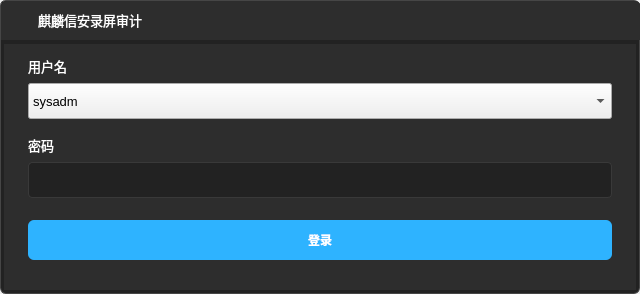
Before: the Qt Designer form src/ui/ks-vaudit-audit/src/login.ui in openeuler-mirror/ks-vaudit, drawn with Qt 5.
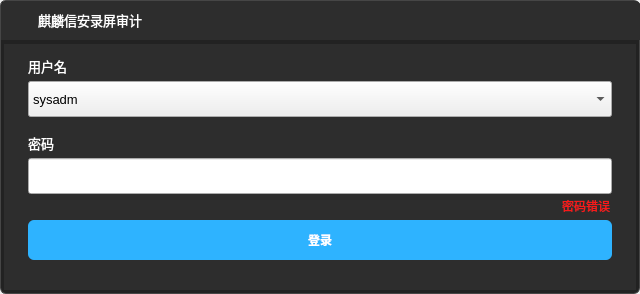
After: the same form once the commit is applied. Icons and pictures are not drawn.

```diff
--- a/src/ui/ks-vaudit-audit/src/login.ui
+++ b/src/ui/ks-vaudit-audit/src/login.ui
@@ -127,7 +127,7 @@
      <property name="geometry">
       <rect>
        <x>24</x>
-       <y>91</y>
+       <y>89</y>
        <width>61</width>
        <height>20</height>
       </rect>
@@ -158,22 +158,33 @@
      <property name="geometry">
       <rect>
        <x>24</x>
-       <y>118</y>
+       <y>114</y>
        <width>584</width>
        <height>36</height>
       </rect>
      </property>
      <property name="styleSheet">
-      <string notr="true">QLineEdit{
+      <string notr="true">QLineEdit#passwdEdit[isError=&quot;false&quot;]{
 background-color:rgb(34,34,34);
 border: 1px solid #393939;
 border-radius:4px;
 color:#fff;
 padding-left:10px;
+padding-right:10px;
 font-size:13px;
 }
 
-QLineEdit:hover{
+QLineEdit#passwdEdit[isError=&quot;true&quot;]{
+background-color:rgb(34,34,34);
+border: 1px solid #fa4949;
+border-radius:4px;
+color:#fff;
+padding-left:10px;
+padding-right:10px;
+font-size:13px;
+}
+
+QLineEdit#passwdEdit:hover{
 background-color:rgb(34,34,34);
 border: 1px solid #2eb3ff;
 border-radius:4px;
@@ -190,7 +201,7 @@
      <property name="geometry">
       <rect>
        <x>24</x>
-       <y>39</y>
+       <y>37</y>
        <width>584</width>
        <height>36</height>
       </rect>
@@ -225,6 +236,39 @@
       </property>
      </item>
     </widget>
+    <widget class="QLabel" name="label_3">
+     <property name="geometry">
+      <rect>
+       <x>545</x>
+       <y>153</y>
+       <width>61</width>
+       <height>20</height>
+      </rect>
+     </property>
+     <property name="font">
+      <font>
+       <family>Sans Serif</family>
+       <pointsize>9</pointsize>
+      </font>
+     </property>
+     <property name="styleSheet">
+      <string notr="true">QLabel#label_3{
+color:#fa1919;
+}</string>
+     </property>
+     <property name="text">
+      <string>密码错误</string>
+     </property>
+     <property name="textFormat">
+      <enum>Qt::AutoText</enum>
+     </property>
+     <property name="alignment">
+      <set>Qt::AlignRight|Qt::AlignTop|Qt::AlignTrailing</set>
+     </property>
+     <property name="wordWrap">
+      <bool>true</bool>
+     </property>
+    </widget>
    </widget>
    <widget class="QWidget" name="titleBar" native="true">
     <property name="geometry">
```
Left out of the diff: 8 changed lines with no effect on the pictures.
